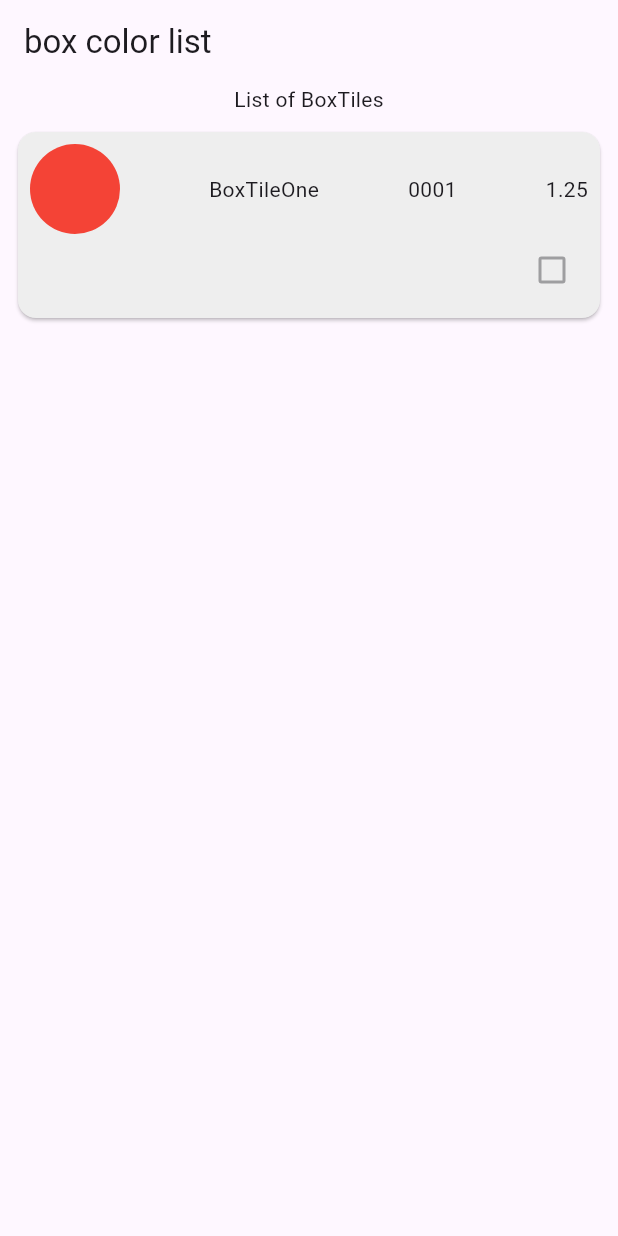
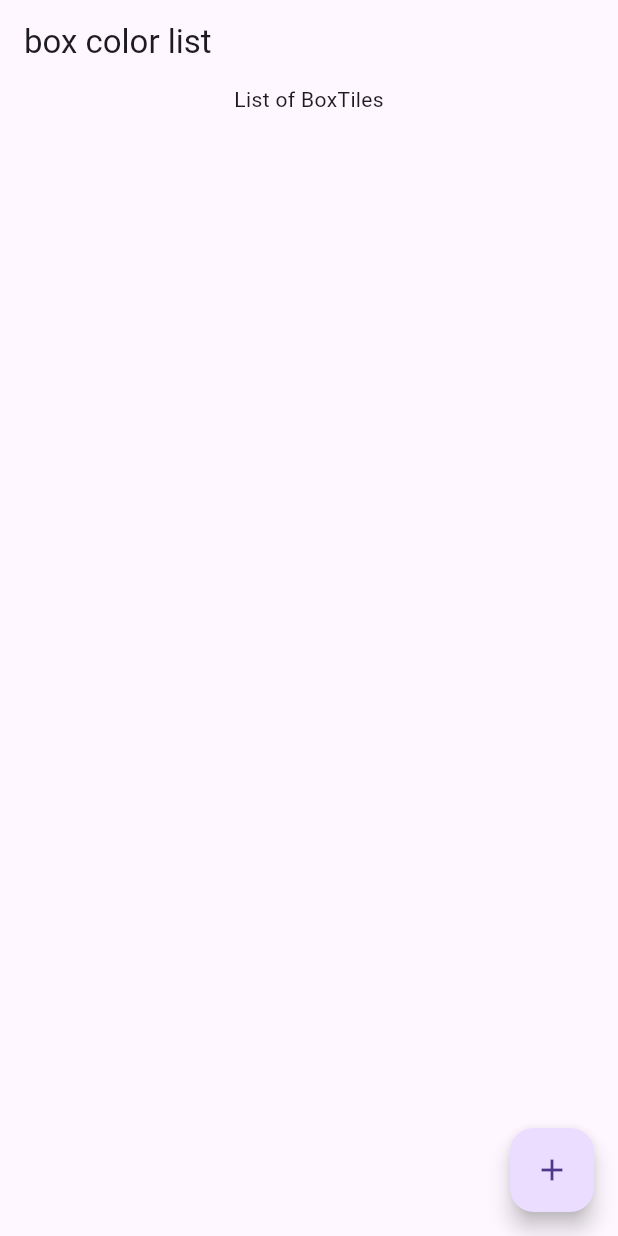
Before and after one commit to carlstep/box_color_list_2, a Flutter app: the screen it shows after launch, on a phone screen of 412 x 824 dp. Run offline on Flutter 3.47's test engine with Material 3 defaults, Android fonts, the phone set to English and light mode, and no system bars.

Commit message:
set-up boxTile

```diff
--- a/lib/home_page.dart
+++ b/lib/home_page.dart
@@ -1,6 +1,9 @@
-import 'package:box_color_list_2/widgets/box_tile_card.dart';
+import 'package:box_color_list_2/models/box_container_model.dart';
+import 'package:box_color_list_2/models/box_tile_list_model.dart';
+
 import 'package:flutter/material.dart';
 import 'package:box_color_list_2/models/box_tile_model.dart';
+import 'package:provider/provider.dart';
 
 class HomePage extends StatefulWidget {
   const HomePage({super.key});
@@ -10,37 +13,118 @@ class HomePage extends StatefulWidget {
 }
 
 class _HomePageState extends State<HomePage> {
+  final List<BoxContainerModel> _boxContainerList = [];
+
+  void _addBoxContainer() {
+    if (_boxContainerList.length <= 3) {
+      setState(() {
+        _boxContainerList.add(
+          BoxContainerModel(
+            boxContainerId: '${_boxContainerList.length}',
+            boxContainerColor: Colors.amber.shade100,
+          ),
+        );
+      });
+      print('_addBoxContainer ${_boxContainerList.length}');
+    }
+  }
+
+  void _deleteBoxContainer(int index) {
+    setState(() {
+      _boxContainerList.removeAt(index);
+    });
+    print('_deleteBoxContainer - ${[index + 1]}');
+  }
+
+  showFloatingActionButton() {
+    if (_boxContainerList.length <= 2) {
+      return FloatingActionButton(
+        onPressed: _addBoxContainer,
+        child: const Icon(Icons.add),
+      );
+    }
+  }
+
   @override
   Widget build(BuildContext context) {
     return Scaffold(
       appBar: AppBar(
         title: Text('box color list'),
       ),
-      body: SafeArea(
+      body: Consumer<BoxTileList>(
+        builder: (context, value, child) => SafeArea(
           child: Column(
             children: [
               Center(
                 child: Text('List of BoxTiles'),
               ),
               Expanded(
-              child: Padding(
+                child: ListView.builder(
+                    itemCount: _boxContainerList.length,
+                    itemBuilder: (context, index) {
+                      return Padding(
                         padding: const EdgeInsets.all(8.0),
-                child: ListView.builder(
-                    itemCount: 1,
-                    itemBuilder: (context, index) {
-                      return BoxTileCard(
-                        boxTile: BoxTile(
-                          boxTileColor: Colors.red,
-                          boxTileName: 'BoxTileOne',
-                          boxTileIndex: '0001',
-                          boxTileValue: 1.25,
+                        child: ListTile(
+                          key: Key('$index'),
+                          title: Text('Item ${_boxContainerList[index]}'),
+                          tileColor: Colors.grey.shade400,
+                          shape: RoundedRectangleBorder(
+                            borderRadius: BorderRadius.circular(10),
+                          ),
+                          trailing: _boxContainerList.length >= 2
+                              ? IconButton(
+                                  onPressed: () => _deleteBoxContainer(index),
+                                  icon: Icon(Icons.delete),
+                                )
+                              : null,
+                          subtitle: BoxTileContainer(
+                            boxTile: value.boxList[index],
+                          ),
                         ),
                       );
                     }),
               ),
-            ),
             ],
           ),
+        ),
+      ),
+      floatingActionButton: showFloatingActionButton(),
+    );
+  }
+}
+
+class BoxTileContainer extends StatelessWidget {
+  final BoxTile boxTile;
+  const BoxTileContainer({
+    super.key,
+    required this.boxTile,
+  });
+
+  @override
+  Widget build(BuildContext context) {
+    return ListTile(
+      tileColor: Colors.grey.shade100,
+      leading: GestureDetector(
+        // TODO - onTap to showModalBottomSheet
+        onTap: () {},
+        child: CircleAvatar(
+          radius: 20,
+          backgroundColor: boxTile.boxTileColor,
+        ),
+      ),
+      title: Row(
+        mainAxisAlignment: MainAxisAlignment.spaceBetween,
+        children: [
+          Text(boxTile.boxTileIndex),
+          SizedBox(
+            width: 10,
+          ),
+          Text(boxTile.boxTileName),
+          SizedBox(
+            width: 10,
+          ),
+          Text(boxTile.boxTileValue.toString()),
+        ],
       ),
     );
   }
--- a/lib/main.dart
+++ b/lib/main.dart
@@ -1,5 +1,7 @@
 import 'package:box_color_list_2/home_page.dart';
+import 'package:box_color_list_2/models/box_tile_list_model.dart';
 import 'package:flutter/material.dart';
+import 'package:provider/provider.dart';
 
 void main() {
   runApp(const MainApp());
@@ -10,11 +12,16 @@ class MainApp extends StatelessWidget {
 
   @override
   Widget build(BuildContext context) {
-    return MaterialApp(
-      theme: ThemeData(
-        useMaterial3: true,
-      ),
-      home: HomePage(),
+    return ChangeNotifierProvider(
+      create: (context) => BoxTileList(),
+      builder: (context, child) {
+        return MaterialApp(
+          theme: ThemeData(
+            useMaterial3: true,
+          ),
+          home: HomePage(),
+        );
+      },
     );
   }
 }
--- /dev/null
+++ b/lib/models/box_container_model.dart
@@ -0,0 +1,17 @@
+import 'package:box_color_list_2/models/box_tile_model.dart';
+import 'package:flutter/material.dart';
+
+class BoxContainerModel {
+  final String boxContainerId;
+  final Color boxContainerColor;
+  final IconData? deleteContainerBox;
+  // final BoxTile boxTile;
+
+  BoxContainerModel(
+      // this.boxTile,
+      {
+    required this.boxContainerId,
+    required this.boxContainerColor,
+    this.deleteContainerBox = Icons.delete,
+  });
+}
--- /dev/null
+++ b/lib/models/box_tile_list_model.dart
@@ -0,0 +1,37 @@
+import 'package:box_color_list_2/models/box_tile_model.dart';
+import 'package:flutter/material.dart';
+
+class BoxTileList extends ChangeNotifier {
+  final List<BoxTile> _boxList = [
+    BoxTile(
+      boxTileColor: Colors.red,
+      boxTileName: 'BoxTileOne',
+      boxTileIndex: '0001',
+      boxTileValue: 1.25,
+    ),
+    BoxTile(
+      boxTileColor: Colors.blue,
+      boxTileName: 'BoxTileTwo',
+      boxTileIndex: '0002',
+      boxTileValue: 1.10,
+    ),
+    BoxTile(
+      boxTileColor: Colors.yellow,
+      boxTileName: 'BoxTileThree',
+      boxTileIndex: '0003',
+      boxTileValue: 0.90,
+    ),
+    BoxTile(
+      boxTileColor: Colors.green,
+      boxTileName: 'BoxTileFour',
+      boxTileIndex: '0004',
+      boxTileValue: 1.50,
+    ),
+  ];
+
+  List<BoxTile> _displayBoxList = [];
+
+  List<BoxTile> get boxList => _boxList;
+
+  List<BoxTile> get displayBoxList => _displayBoxList;
+}
--- a/lib/widgets/box_tile_card.dart
+++ /dev/null
@@ -1,46 +0,0 @@
-import 'package:box_color_list_2/models/box_tile_model.dart';
-import 'package:flutter/material.dart';
-
-class BoxTileCard extends StatelessWidget {
-  const BoxTileCard({
-    super.key,
-    required this.boxTile,
-  });
-
-  final BoxTile boxTile;
-
-  @override
-  Widget build(BuildContext context) {
-    return Card(
-      color: Colors.grey.shade200,
-      child: Padding(
-        padding: const EdgeInsets.all(8.0),
-        child: Column(
-          children: [
-            Row(
-              mainAxisAlignment: MainAxisAlignment.spaceBetween,
-              children: [
-                CircleAvatar(
-                  radius: 30,
-                  backgroundColor: boxTile.boxTileColor,
-                ),
-                Text(boxTile.boxTileName),
-                Text(boxTile.boxTileIndex),
-                Text(boxTile.boxTileValue.toString()),
-              ],
-            ),
-            Row(
-              mainAxisAlignment: MainAxisAlignment.end,
-              children: [
-                Checkbox(
-                  value: boxTile.isActive,
-                  onChanged: null,
-                ),
-              ],
-            ),
-          ],
-        ),
-      ),
-    );
-  }
-}
--- a/pubspec.yaml
+++ b/pubspec.yaml
@@ -1,14 +1,15 @@
 name: box_color_list_2
 description: A new Flutter project.
-publish_to: 'none'
+publish_to: "none"
 version: 0.1.0
 
 environment:
-  sdk: '>=3.1.2 <4.0.0'
+  sdk: ">=3.1.2 <4.0.0"
 
 dependencies:
   flutter:
     sdk: flutter
+  provider:
 
 dev_dependencies:
   flutter_test:
```
Also changed, not shown: Simulator Screenshot - iPhone 15 Pro Max - 2024-01-25 at 10.38.46.png (added), Simulator Screenshot - iPhone 15 Pro Max - 2024-01-27 at 16.21.37.png (added), pubspec.lock. Lines whose indentation alone changed are shown as unchanged.
